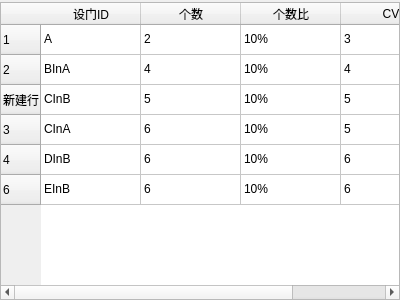
Before: the Qt Designer form FCS/Ui/Library/ReportWidget.ui in qimo601/FCS, drawn with Qt 5.
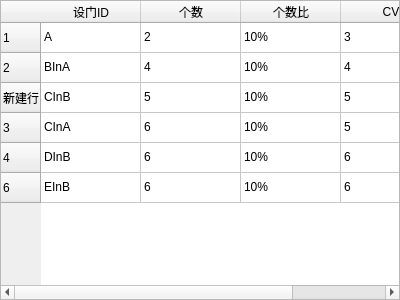
After: the same form once the commit is applied.

```diff
--- a/FCS/Ui/Library/ReportWidget.ui
+++ b/FCS/Ui/Library/ReportWidget.ui
@@ -18,7 +18,7 @@
     <number>0</number>
    </property>
    <property name="topMargin">
-    <number>2</number>
+    <number>0</number>
    </property>
    <property name="rightMargin">
     <number>0</number>
```
